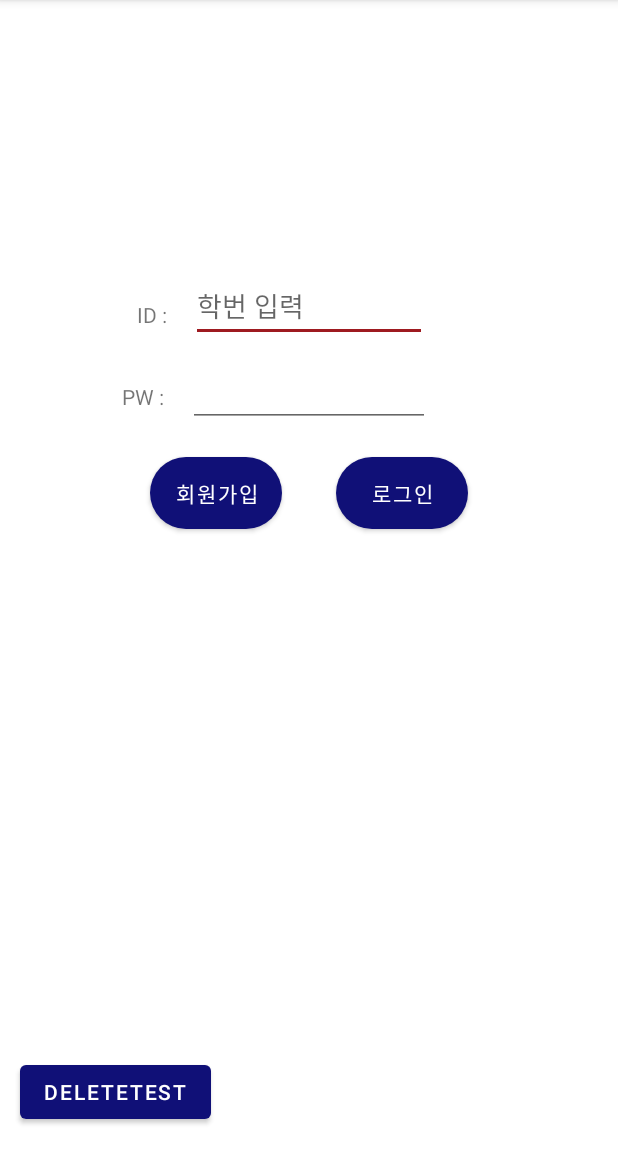
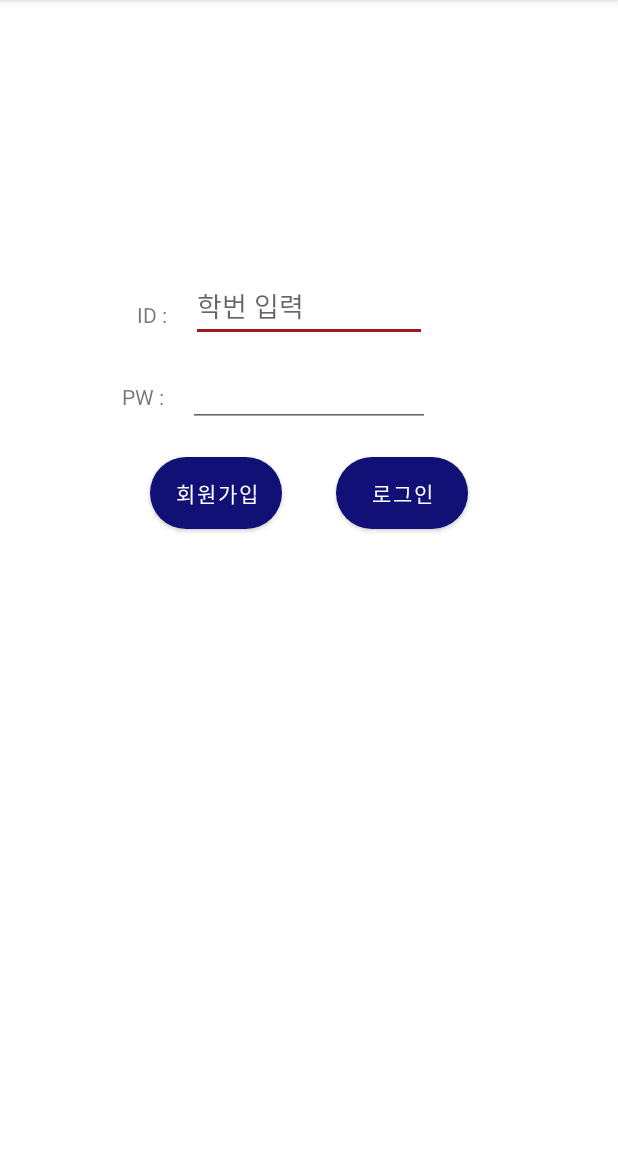
Before and after one commit to ochyeon/swuniMAP, an Android app: the screen it shows after launch (LoginActivity), on a phone screen of 412 x 824 dp, the part 84-1236 px from its top. Run offline under Robolectric (Android 15) with nearby library versions, the phone set to English and light mode, and no system bars.

Commit message:
최종본(deleteTest 제거ver)

```diff
--- a/app/src/main/java/com/example/swuniMAP/LoginActivity.kt
+++ b/app/src/main/java/com/example/swuniMAP/LoginActivity.kt
@@ -21,8 +21,6 @@ class LoginActivity : AppCompatActivity() {
         val pwEditText = findViewById<EditText>(R.id.pwEditText)
         val loginButton = findViewById<Button>(R.id.loginButton)
         val signupButton = findViewById<Button>(R.id.signupButton)
-        // 테스트용 계정 삭제 버튼 -> 마지막에 제거 필요
-        val deleteTestButton = findViewById<Button>(R.id.DeleteTestID)
 
         // 로그인 버튼 이벤트 리스너
         loginButton.setOnClickListener{
@@ -86,11 +84,5 @@ class LoginActivity : AppCompatActivity() {
             }
         }
 
-        // 테스트용 계정 삭제 버튼 -> 마지막에 제거 필요
-        deleteTestButton.setOnClickListener {
-            dbHelper.deleteAllUsers()
-            Toast.makeText(this, "모든 사용자 삭제 완료", Toast.LENGTH_SHORT).show()
-        }
-
     }
 }
--- a/app/src/main/res/layout/activity_login.xml
+++ b/app/src/main/res/layout/activity_login.xml
@@ -71,14 +71,4 @@
         app:layout_constraintEnd_toStartOf="@id/pwEditText"
         app:layout_constraintTop_toBottomOf="@+id/ID" />
 
-    <Button
-        android:id="@+id/DeleteTestID"
-        android:layout_width="wrap_content"
-        android:layout_height="wrap_content"
-        android:layout_marginStart="13dp"
-        android:layout_marginBottom="16dp"
-        android:text="DeleteTEST"
-        app:layout_constraintBottom_toBottomOf="parent"
-        app:layout_constraintStart_toStartOf="parent" />
-
 </androidx.constraintlayout.widget.ConstraintLayout>
```
